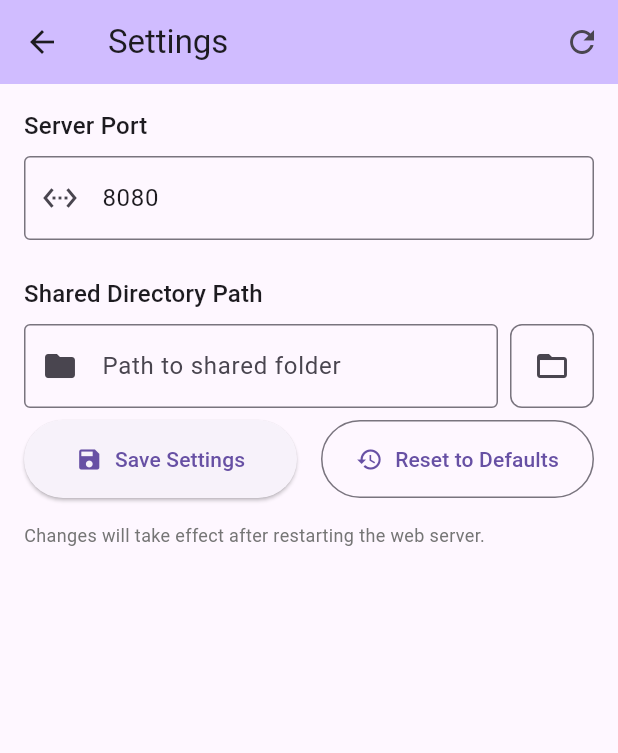
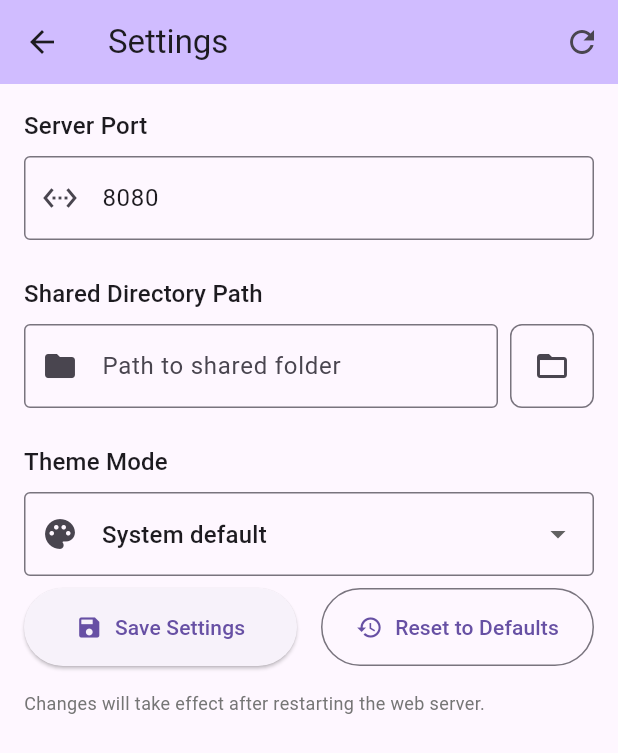
Before and after one commit to emeraldcodelines-ui/flutter-lan-fileshare, a Flutter app: the SettingsPage screen opened directly, on a phone screen of 412 x 824 dp. Shown: the top 753 px of the screen. Run offline on Flutter 3.47's test engine with Material 3 defaults, Android fonts, the phone set to English and light mode, and no system bars; our stand-ins replace file_picker, qr_flutter, shared_preferences; missing offline and left inert: lan_web_server; accounts and stored records are empty.

Commit message:
feat: add theme mode dropdown to settings page

```diff
--- a/lib/pages/settings_page.dart
+++ b/lib/pages/settings_page.dart
@@ -15,6 +15,7 @@ class _SettingsPageState extends State<SettingsPage> {
 
   late TextEditingController _portController;
   late TextEditingController _sharedDirController;
+  String _themeMode = 'system';
 
   bool _isLoading = true;
   bool _isSaving = false;
@@ -33,6 +34,7 @@ class _SettingsPageState extends State<SettingsPage> {
       await _settings.loadSettings();
       _portController = TextEditingController(text: _settings.port.toString());
       _sharedDirController = TextEditingController(text: _settings.sharedDir);
+      _themeMode = _settings.themeMode;
     } catch (e) {
       setState(() => _errorMessage = 'Failed to load settings: $e');
     } finally {
@@ -86,6 +88,18 @@ class _SettingsPageState extends State<SettingsPage> {
       setState(() => _errorMessage = 'Failed to reset settings: $e');
     } finally {
       setState(() => _isSaving = false);
+    }
+  }
+
+  Future<void> _onThemeModeChanged(String? newValue) async {
+    if (newValue == null) return;
+    setState(() => _themeMode = newValue);
+    try {
+      await _settings.saveThemeMode(newValue);
+      // No need to show success message; theme change is immediate via ListenableBuilder
+    } catch (e) {
+      // Optionally show error, but for simplicity we ignore
+      print('Failed to save theme mode: $e');
     }
   }
 
@@ -179,6 +193,34 @@ class _SettingsPageState extends State<SettingsPage> {
                         ),
                       ],
                     ),
+                    SizedBox(height: 24),
+
+                    // Theme mode setting
+                    Text('Theme Mode', style: Theme.of(context).textTheme.titleMedium),
+                    SizedBox(height: 8),
+                    DropdownButtonFormField<String>(
+                      value: _themeMode,
+                      decoration: const InputDecoration(
+                        border: OutlineInputBorder(),
+                        prefixIcon: Icon(Icons.palette),
+                        hintText: 'Select theme mode',
+                      ),
+                      items: const [
+                        DropdownMenuItem(
+                          value: 'system',
+                          child: Text('System default'),
+                        ),
+                        DropdownMenuItem(
+                          value: 'light',
+                          child: Text('Light'),
+                        ),
+                        DropdownMenuItem(
+                          value: 'dark',
+                          child: Text('Dark'),
+                        ),
+                      ],
+                      onChanged: _onThemeModeChanged,
+                    ),
                     SizedBox(height: 8),
 
                     // Messages
```
